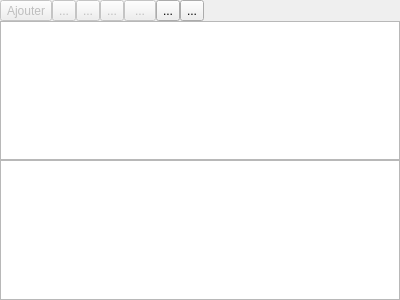
This is w_contenujeu.ui in nivhg/ludopen as Qt 5 draws it before an edit. The edited form follows.
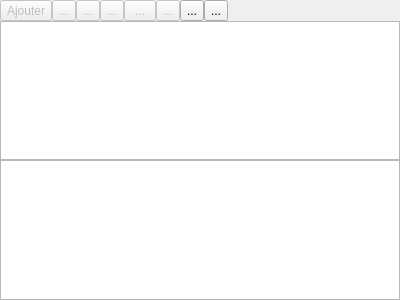
This is the edited form. Icons and pictures are not drawn.

What changed in the file:
```diff
--- a/w_contenujeu.ui
+++ b/w_contenujeu.ui
@@ -134,6 +134,20 @@
           </property>
          </widget>
         </item>
+        <item>
+         <widget class="QToolButton" name="TB_Ciseaux">
+          <property name="enabled">
+           <bool>false</bool>
+          </property>
+          <property name="text">
+           <string>...</string>
+          </property>
+          <property name="icon">
+           <iconset resource="ImagesIcones.qrc">
+            <normaloff>:/scissors.svg</normaloff>:/scissors.svg</iconset>
+          </property>
+         </widget>
+        </item>
         <item>
          <widget class="QToolButton" name="TB_Valider">
           <property name="text">
```
